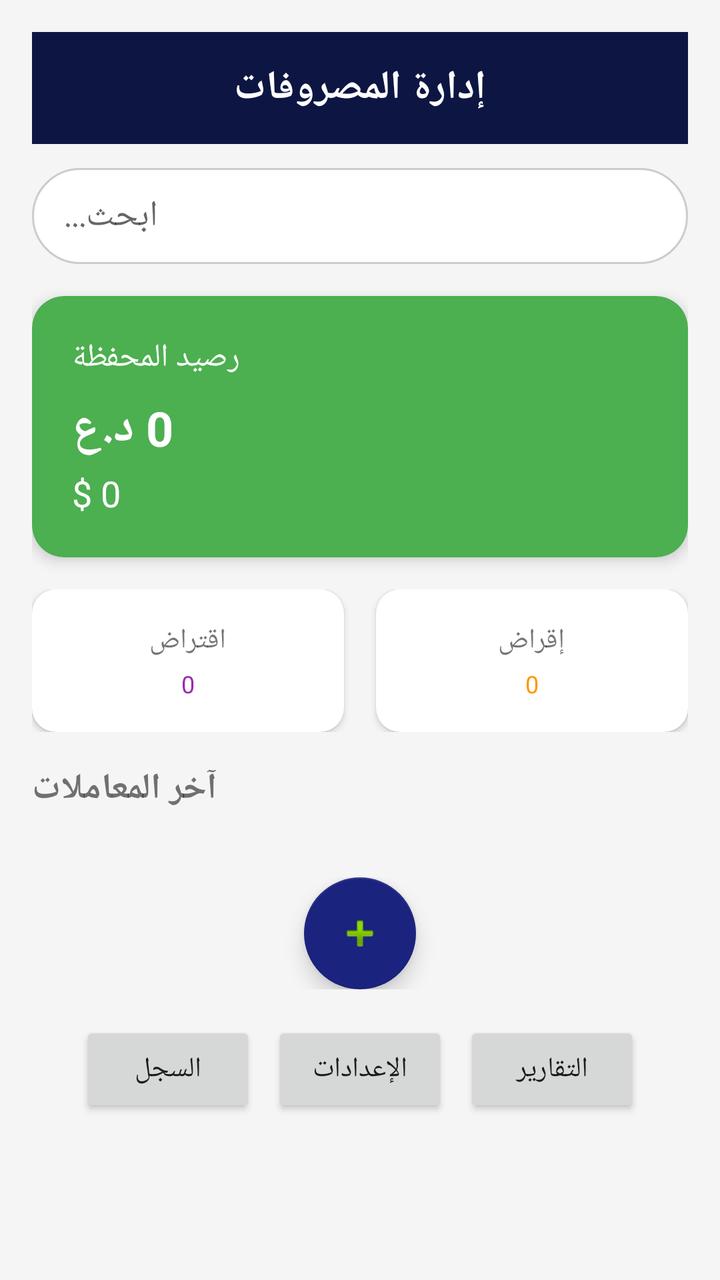
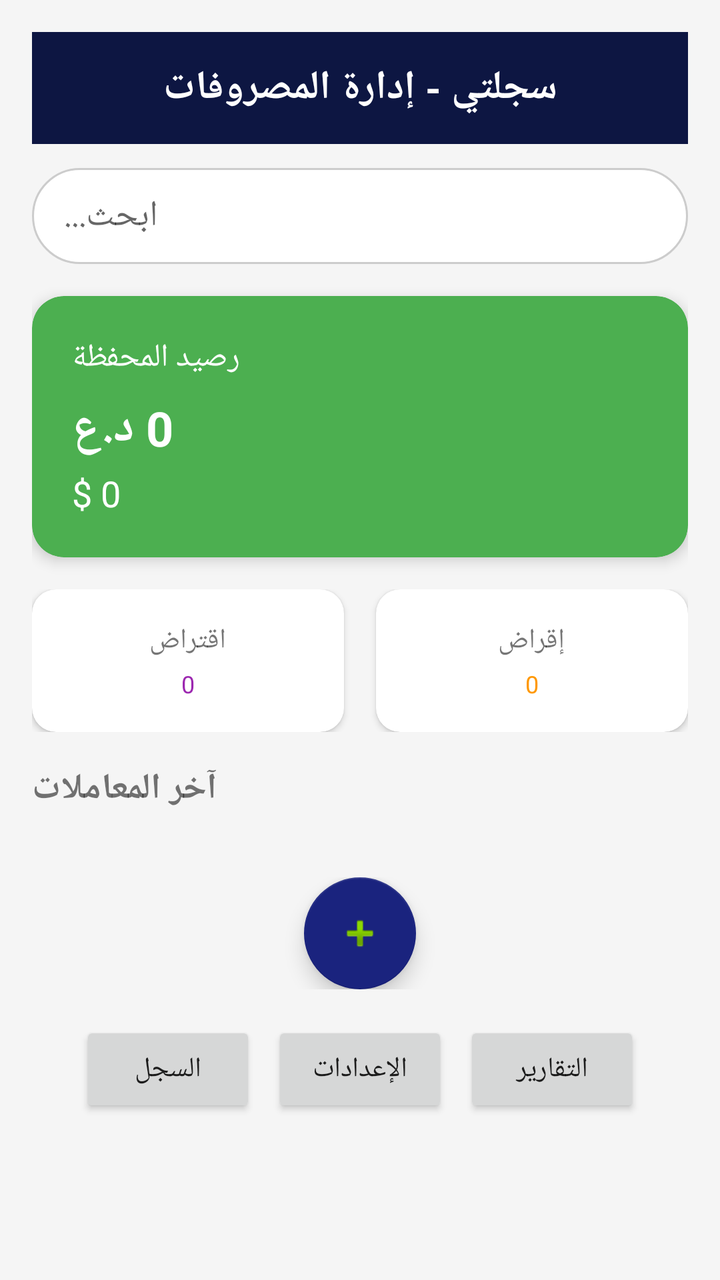

Screens rendered from an Android XML layout before and after an edit, with the pre-edit source and the edit as a unified diff.
<!-- AndroidManifest.xml: application theme Theme.Sijillati -->
<!-- res/layout/activity_main.xml -->
<?xml version="1.0" encoding="utf-8"?>
<ScrollView xmlns:android="http://schemas.android.com/apk/res/android"
    xmlns:app="http://schemas.android.com/apk/res-auto"
    android:layout_width="match_parent"
    android:layout_height="match_parent"
    android:fillViewport="true"
    android:background="@color/background">
    <LinearLayout android:layout_width="match_parent" android:layout_height="wrap_content" android:orientation="vertical" android:padding="16dp">
        <androidx.appcompat.widget.Toolbar android:layout_width="match_parent" android:layout_height="56dp" android:background="@color/primary_dark">
            <TextView android:layout_width="wrap_content" android:layout_height="wrap_content" android:layout_gravity="center" android:text="إدارة المصروفات" android:textColor="@color/white" android:textSize="20sp" android:textStyle="bold" />
        </androidx.appcompat.widget.Toolbar>
        <EditText android:id="@+id/etSearch" android:layout_width="match_parent" android:layout_height="48dp" android:layout_marginTop="12dp" android:background="@drawable/bg_search" android:hint="ابحث..." android:paddingHorizontal="16dp" android:textAlignment="viewEnd" />
        <androidx.cardview.widget.CardView android:layout_width="match_parent" android:layout_height="wrap_content" android:layout_marginTop="16dp" app:cardBackgroundColor="@color/green" app:cardCornerRadius="16dp" app:cardElevation="4dp">
            <LinearLayout android:layout_width="match_parent" android:layout_height="wrap_content" android:orientation="vertical" android:padding="20dp">
                <TextView android:layout_width="wrap_content" android:layout_height="wrap_content" android:layout_gravity="end" android:text="رصيد المحفظة" android:textColor="@color/white" android:textSize="16sp" />
                <TextView android:id="@+id/tvWalletIqd" android:layout_width="wrap_content" android:layout_height="wrap_content" android:layout_gravity="end" android:layout_marginTop="8dp" android:text="0 د.ع" android:textColor="@color/white" android:textSize="24sp" android:textStyle="bold" />
                <TextView android:id="@+id/tvWalletUsd" android:layout_width="wrap_content" android:layout_height="wrap_content" android:layout_gravity="end" android:layout_marginTop="4dp" android:text="0 $" android:textColor="@color/white" android:textSize="18sp" />
            </LinearLayout>
        </androidx.cardview.widget.CardView>
        <LinearLayout android:layout_width="match_parent" android:layout_height="wrap_content" android:layout_marginTop="16dp" android:orientation="horizontal">
            <androidx.cardview.widget.CardView android:layout_width="0dp" android:layout_height="wrap_content" android:layout_marginEnd="8dp" android:layout_weight="1" app:cardCornerRadius="12dp" app:cardElevation="2dp">
                <LinearLayout android:layout_width="match_parent" android:layout_height="wrap_content" android:orientation="vertical" android:padding="16dp">
                    <TextView android:layout_width="wrap_content" android:layout_height="wrap_content" android:layout_gravity="center" android:text="إقراض" android:textSize="14sp" />
                    <TextView android:id="@+id/tvLent" android:layout_width="wrap_content" android:layout_height="wrap_content" android:layout_gravity="center" android:layout_marginTop="4dp" android:text="0" android:textColor="@color/orange" android:textSize="12sp" />
                </LinearLayout>
            </androidx.cardview.widget.CardView>
            <androidx.cardview.widget.CardView android:layout_width="0dp" android:layout_height="wrap_content" android:layout_marginStart="8dp" android:layout_weight="1" app:cardCornerRadius="12dp" app:cardElevation="2dp">
                <LinearLayout android:layout_width="match_parent" android:layout_height="wrap_content" android:orientation="vertical" android:padding="16dp">
                    <TextView android:layout_width="wrap_content" android:layout_height="wrap_content" android:layout_gravity="center" android:text="اقتراض" android:textSize="14sp" />
                    <TextView android:id="@+id/tvBorrowed" android:layout_width="wrap_content" android:layout_height="wrap_content" android:layout_gravity="center" android:layout_marginTop="4dp" android:text="0" android:textColor="@color/purple" android:textSize="12sp" />
                </LinearLayout>
            </androidx.cardview.widget.CardView>
        </LinearLayout>
        <TextView android:layout_width="wrap_content" android:layout_height="wrap_content" android:layout_gravity="end" android:layout_marginTop="16dp" android:text="آخر المعاملات" android:textSize="18sp" android:textStyle="bold" />
        <androidx.recyclerview.widget.RecyclerView android:id="@+id/recyclerTransactions" android:layout_width="match_parent" android:layout_height="wrap_content" android:layout_marginTop="8dp" android:nestedScrollingEnabled="false" />
        <LinearLayout android:layout_width="match_parent" android:layout_height="wrap_content" android:layout_marginTop="24dp" android:gravity="center" android:orientation="horizontal">
            <com.google.android.material.floatingactionbutton.FloatingActionButton android:id="@+id/btnAdd" android:layout_width="wrap_content" android:layout_height="wrap_content" android:src="@android:drawable/ic_input_add" app:backgroundTint="@color/primary" />
        </LinearLayout>
        <LinearLayout android:layout_width="match_parent" android:layout_height="wrap_content" android:layout_marginTop="16dp" android:gravity="center" android:orientation="horizontal">
            <Button android:id="@+id/btnReports" android:layout_width="wrap_content" android:layout_height="wrap_content" android:text="التقارير" />
            <Button android:id="@+id/btnSettings" android:layout_width="wrap_content" android:layout_height="wrap_content" android:layout_marginStart="8dp" android:text="الإعدادات" />
            <Button android:id="@+id/btnLog" android:layout_width="wrap_content" android:layout_height="wrap_content" android:layout_marginStart="8dp" android:text="السجل" />
        </LinearLayout>
    </LinearLayout>
</ScrollView>
<!-- resources referenced by this layout -->
<resources>
  <color name="background">#F5F5F5</color>
  <color name="green">#4CAF50</color>
  <color name="orange">#FF9800</color>
  <color name="primary">#1A237E</color>
  <color name="primary_dark">#0D1642</color>
  <color name="purple">#9C27B0</color>
  <color name="white">#FFFFFF</color>
  <!-- drawable bg_search (drawable) -->
  <?xml version="1.0" encoding="utf-8"?>
  <shape xmlns:android="http://schemas.android.com/apk/res/android" android:shape="rectangle">
      <solid android:color="@color/white" />
      <corners android:radius="24dp" />
      <stroke android:width="1dp" android:color="#CCCCCC" />
  </shape>
  <style name="Theme.Sijillati" parent="Theme.AppCompat.Light.NoActionBar">
          <item name="colorPrimary">@color/primary</item>
          <item name="colorPrimaryDark">@color/primary_dark</item>
          <item name="colorAccent">@color/accent</item>
          <item name="android:windowBackground">@color/background</item>
          <item name="android:textDirection">rtl</item>
          <item name="android:layoutDirection">rtl</item>
      </style>
  <color name="accent">#1976D2</color>
</resources>

<!-- the commit's change to res/layout/activity_main.xml (unified diff, before → after) -->
@@ -7,7 +7,7 @@
     android:background="@color/background">
     <LinearLayout android:layout_width="match_parent" android:layout_height="wrap_content" android:orientation="vertical" android:padding="16dp">
         <androidx.appcompat.widget.Toolbar android:layout_width="match_parent" android:layout_height="56dp" android:background="@color/primary_dark">
-            <TextView android:layout_width="wrap_content" android:layout_height="wrap_content" android:layout_gravity="center" android:text="إدارة المصروفات" android:textColor="@color/white" android:textSize="20sp" android:textStyle="bold" />
+            <TextView android:layout_width="wrap_content" android:layout_height="wrap_content" android:layout_gravity="center" android:text="سجلتي - إدارة المصروفات" android:textColor="@color/white" android:textSize="20sp" android:textStyle="bold" />
         </androidx.appcompat.widget.Toolbar>
         <EditText android:id="@+id/etSearch" android:layout_width="match_parent" android:layout_height="48dp" android:layout_marginTop="12dp" android:background="@drawable/bg_search" android:hint="ابحث..." android:paddingHorizontal="16dp" android:textAlignment="viewEnd" />
         <androidx.cardview.widget.CardView android:layout_width="match_parent" android:layout_height="wrap_content" android:layout_marginTop="16dp" app:cardBackgroundColor="@color/green" app:cardCornerRadius="16dp" app:cardElevation="4dp">
